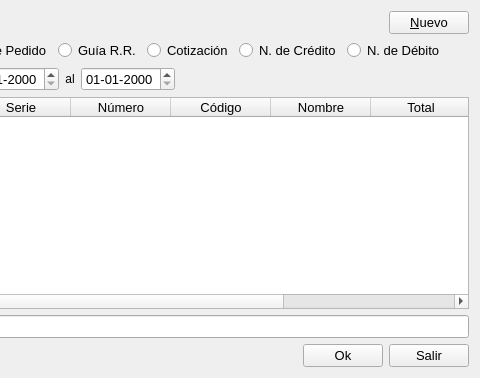
radtek/manager, file Facturacion/ventabuscar.ui: the form before one commit; both pictures show x 341 to 821 and y 0 to 378 of the 821 by 378 pixel window.
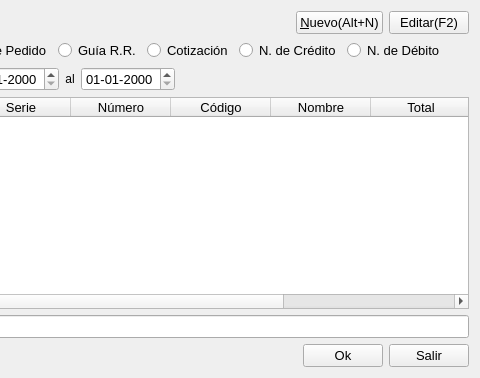
The form after the commit. Icons and pictures are not drawn.

Patch:
```diff
--- a/Facturacion/ventabuscar.ui
+++ b/Facturacion/ventabuscar.ui
@@ -51,7 +51,7 @@
         </font>
        </property>
        <property name="text">
-        <string>&amp;Nuevo</string>
+        <string>&amp;Nuevo(Alt+N)</string>
        </property>
        <property name="icon">
         <iconset resource="../ManagerSystem/Iconos.qrc">
@@ -65,6 +65,34 @@
        </property>
       </widget>
      </item>
+     <item>
+      <widget class="QPushButton" name="pushButton_editar">
+       <property name="font">
+        <font>
+         <pointsize>10</pointsize>
+        </font>
+       </property>
+       <property name="toolTip">
+        <string>Presione F2</string>
+       </property>
+       <property name="text">
+        <string>Editar(F2)</string>
+       </property>
+       <property name="icon">
+        <iconset resource="../ManagerSystem/iconos.qrc">
+         <normaloff>:/new/Iconos/doc_edit.png</normaloff>:/new/Iconos/doc_edit.png</iconset>
+       </property>
+       <property name="iconSize">
+        <size>
+         <width>32</width>
+         <height>32</height>
+        </size>
+       </property>
+       <property name="shortcut">
+        <string>F2</string>
+       </property>
+      </widget>
+     </item>
     </layout>
    </item>
    <item>
```
Left out of the diff: 7 changed lines with no effect on the pictures.
